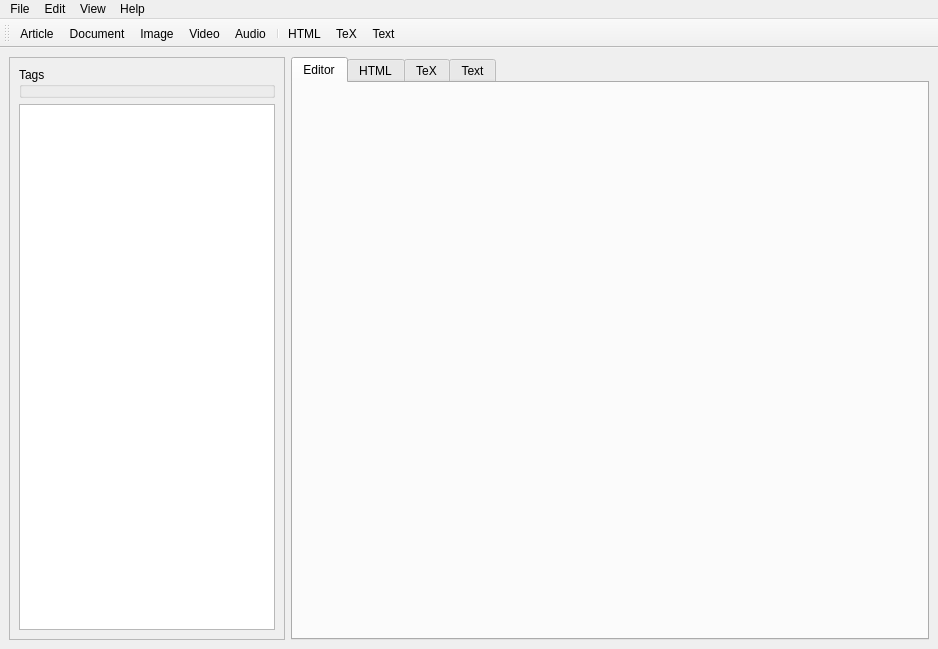
Sebatyne/QNM, file mainwindow.ui: the form before one commit.
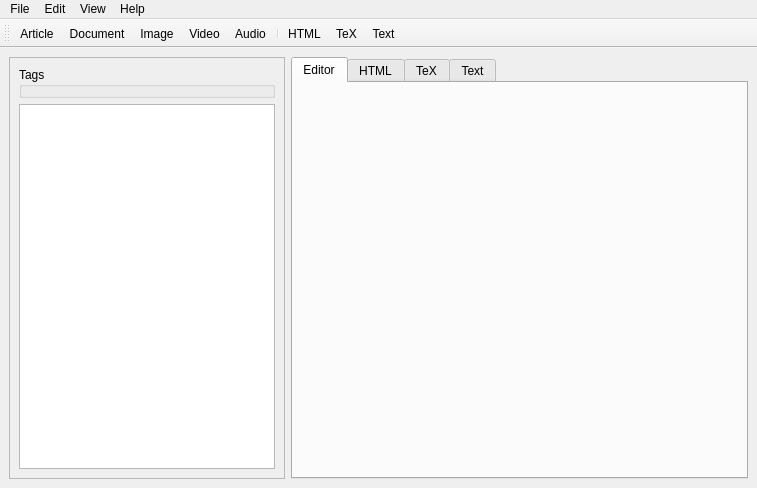
The form after the commit.

```diff
--- a/mainwindow.ui
+++ b/mainwindow.ui
@@ -6,8 +6,8 @@
    <rect>
     <x>0</x>
     <y>0</y>
-    <width>938</width>
-    <height>649</height>
+    <width>757</width>
+    <height>488</height>
    </rect>
   </property>
   <property name="windowTitle">
@@ -65,6 +65,11 @@
        <number>0</number>
       </property>
       <widget class="QWidget" name="tab_editor">
+       <property name="font">
+        <font>
+         <family>Cantarell</family>
+        </font>
+       </property>
        <attribute name="title">
         <string>Editor</string>
        </attribute>
@@ -93,7 +98,7 @@
     <rect>
      <x>0</x>
      <y>0</y>
-     <width>938</width>
+     <width>757</width>
      <height>24</height>
     </rect>
    </property>
```
